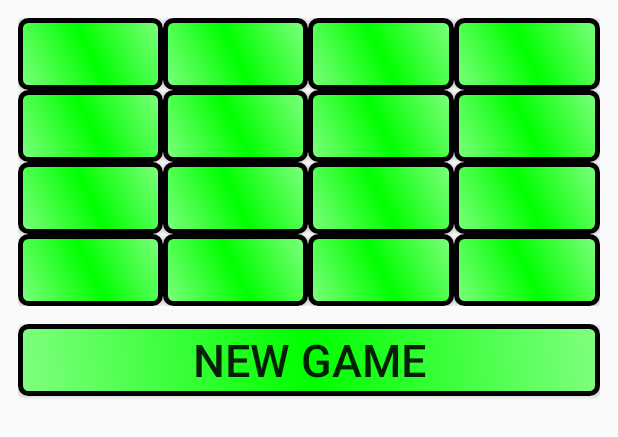
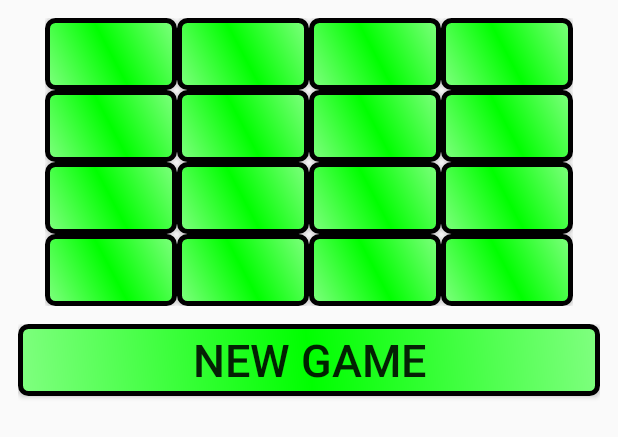
Before and after one commit to dev-fan/barley-break, an Android app: the layout activity_main.xml on its own in the app's theme, with its tools: preview values and no code run, on a phone screen of 412 x 824 dp. Shown: the top 437 px of the screen. Run offline under Robolectric (Android 15) with nearby library versions, the phone set to English and light mode, and no system bars.

Commit message:
Change layout field Linear to Relative

```diff
--- a/app/src/main/java/ua/dp/altermann/barley_break/MainActivity.java
+++ b/app/src/main/java/ua/dp/altermann/barley_break/MainActivity.java
@@ -9,6 +9,7 @@ import android.view.View;
 import android.view.ViewGroup;
 import android.widget.Button;
 import android.widget.LinearLayout;
+import android.widget.RelativeLayout;
 import android.widget.TextView;
 
 import java.util.ArrayList;
@@ -44,8 +45,8 @@ public class MainActivity extends Activity {
         stage.add((Button) findViewById(R.id.btn15));
         stage.add((Button) findViewById(R.id.btn16));
 
-        final LinearLayout llMain = (LinearLayout)findViewById(R.id.llMain);
-        final LinearLayout llField = (LinearLayout)findViewById(R.id.llField);
+        final LinearLayout llMain = (LinearLayout) findViewById(R.id.llMain);
+        final RelativeLayout llField = (RelativeLayout) findViewById(R.id.llField);
         llField.post(new Runnable() {
             @Override
             public void run() {
--- a/app/src/main/res/layout-land/activity_main.xml
+++ b/app/src/main/res/layout-land/activity_main.xml
@@ -11,192 +11,200 @@
     android:gravity="center_vertical|center_horizontal"
     android:id="@+id/llMain">
 
-    <LinearLayout
-        android:orientation="vertical"
+    <RelativeLayout
         android:layout_width="wrap_content"
-        android:layout_height="match_parent"
+        android:layout_height="wrap_content"
         android:id="@+id/llField">
-        <LinearLayout
-            android:layout_width="match_parent"
+
+        <Button
+            android:layout_width="wrap_content"
             android:layout_height="wrap_content"
-            android:gravity="center_horizontal">
-            <Button
-                android:layout_height="wrap_content"
-                android:layout_width="wrap_content"
             android:text=""
+            android:id="@+id/btn1"
             android:textStyle="bold"
             android:onClick="onMove"
-                android:id="@+id/btn1"
-                android:background="@drawable/button"
-                android:layout_weight="1">
-            </Button>
+            android:background="@drawable/button"/>
+
         <Button
+            android:layout_width="wrap_content"
             android:layout_height="wrap_content"
-                android:layout_width="wrap_content"
             android:text=""
+            android:id="@+id/btn2"
             android:textStyle="bold"
             android:onClick="onMove"
-                android:id="@+id/btn2"
             android:background="@drawable/button"
-                android:layout_weight="1">
-            </Button>
+            android:layout_alignParentTop="true"
+            android:layout_toRightOf="@+id/btn1"
+            android:layout_toEndOf="@+id/btn1" />
+
         <Button
+            android:layout_width="wrap_content"
             android:layout_height="wrap_content"
-                android:layout_width="wrap_content"
             android:text=""
+            android:id="@+id/btn3"
             android:textStyle="bold"
             android:onClick="onMove"
-                android:id="@+id/btn3"
             android:background="@drawable/button"
-                android:layout_weight="1">
-            </Button>
+            android:layout_alignBottom="@+id/btn2"
+            android:layout_toRightOf="@+id/btn2"
+            android:layout_toEndOf="@+id/btn2" />
+
         <Button
+            android:layout_width="wrap_content"
             android:layout_height="wrap_content"
-                android:layout_width="wrap_content"
             android:text=""
+            android:id="@+id/btn4"
             android:textStyle="bold"
             android:onClick="onMove"
-                android:id="@+id/btn4"
             android:background="@drawable/button"
-                android:layout_weight="1">
-            </Button>
-        </LinearLayout>
-        <LinearLayout
-            android:layout_width="match_parent"
+            android:layout_alignBottom="@+id/btn3"
+            android:layout_toRightOf="@+id/btn3"
+            android:layout_toEndOf="@+id/btn3" />
+
+        <Button
+            android:layout_width="wrap_content"
             android:layout_height="wrap_content"
-            android:gravity="center_horizontal">
-            <Button
-                android:layout_height="wrap_content"
-                android:layout_width="wrap_content"
             android:text=""
+            android:id="@+id/btn5"
             android:textStyle="bold"
             android:onClick="onMove"
-                android:id="@+id/btn5"
             android:background="@drawable/button"
-                android:layout_weight="1">
-            </Button>
+            android:layout_below="@+id/btn1"
+            android:layout_alignParentLeft="true"
+            android:layout_alignParentStart="true" />
+
         <Button
+            android:layout_width="wrap_content"
             android:layout_height="wrap_content"
-                android:layout_width="wrap_content"
             android:text=""
+            android:id="@+id/btn6"
             android:textStyle="bold"
             android:onClick="onMove"
-                android:id="@+id/btn6"
             android:background="@drawable/button"
-                android:layout_weight="1">
-            </Button>
+            android:layout_below="@+id/btn2"
+            android:layout_toRightOf="@+id/btn5"
+            android:layout_toEndOf="@+id/btn5" />
+
         <Button
+            android:layout_width="wrap_content"
             android:layout_height="wrap_content"
-                android:layout_width="wrap_content"
             android:text=""
+            android:id="@+id/btn7"
             android:textStyle="bold"
             android:onClick="onMove"
-                android:id="@+id/btn7"
             android:background="@drawable/button"
-                android:layout_weight="1">
-            </Button>
+            android:layout_below="@+id/btn3"
+            android:layout_toRightOf="@+id/btn6"
+            android:layout_toEndOf="@+id/btn6" />
+
         <Button
+            android:layout_width="wrap_content"
             android:layout_height="wrap_content"
-                android:layout_width="wrap_content"
             android:text=""
+            android:id="@+id/btn8"
             android:textStyle="bold"
             android:onClick="onMove"
-                android:id="@+id/btn8"
             android:background="@drawable/button"
-                android:layout_weight="1">
-            </Button>
-        </LinearLayout>
-        <LinearLayout
-            android:layout_width="match_parent"
+            android:layout_below="@+id/btn4"
+            android:layout_toRightOf="@+id/btn7"
+            android:layout_toEndOf="@+id/btn7" />
+
+        <Button
+            android:layout_width="wrap_content"
             android:layout_height="wrap_content"
-            android:gravity="center_horizontal">
-            <Button
-                android:layout_height="wrap_content"
-                android:layout_width="wrap_content"
             android:text=""
+            android:id="@+id/btn9"
             android:textStyle="bold"
             android:onClick="onMove"
-                android:id="@+id/btn9"
             android:background="@drawable/button"
-                android:layout_weight="1">
-            </Button>
+            android:layout_below="@+id/btn5"
+            android:layout_alignParentLeft="true"
+            android:layout_alignParentStart="true" />
+
         <Button
+            android:layout_width="wrap_content"
             android:layout_height="wrap_content"
-                android:layout_width="wrap_content"
             android:text=""
+            android:id="@+id/btn10"
             android:textStyle="bold"
             android:onClick="onMove"
-                android:id="@+id/btn10"
             android:background="@drawable/button"
-                android:layout_weight="1">
-            </Button>
+            android:layout_below="@+id/btn6"
+            android:layout_toRightOf="@+id/btn9"
+            android:layout_toEndOf="@+id/btn9" />
+
         <Button
+            android:layout_width="wrap_content"
             android:layout_height="wrap_content"
-                android:layout_width="wrap_content"
             android:text=""
+            android:id="@+id/btn11"
             android:textStyle="bold"
             android:onClick="onMove"
-                android:id="@+id/btn11"
             android:background="@drawable/button"
-                android:layout_weight="1">
-            </Button>
+            android:layout_below="@+id/btn7"
+            android:layout_toRightOf="@+id/btn10"
+            android:layout_toEndOf="@+id/btn10" />
+
         <Button
+            android:layout_width="wrap_content"
             android:layout_height="wrap_content"
-                android:layout_width="wrap_content"
             android:text=""
+            android:id="@+id/btn12"
             android:textStyle="bold"
             android:onClick="onMove"
-                android:id="@+id/btn12"
             android:background="@drawable/button"
-                android:layout_weight="1">
-            </Button>
-        </LinearLayout>
-        <LinearLayout
-            android:layout_width="match_parent"
+            android:layout_below="@+id/btn8"
+            android:layout_toRightOf="@+id/btn11"
+            android:layout_toEndOf="@+id/btn11" />
+
+        <Button
+            android:layout_width="wrap_content"
             android:layout_height="wrap_content"
-            android:gravity="center_horizontal">
-            <Button
-                android:layout_height="wrap_content"
-                android:layout_width="wrap_content"
             android:text=""
+            android:id="@+id/btn13"
             android:textStyle="bold"
             android:onClick="onMove"
-                android:id="@+id/btn13"
             android:background="@drawable/button"
-                android:layout_weight="1">
-            </Button>
+            android:layout_below="@+id/btn9"
+            android:layout_alignParentLeft="true"
+            android:layout_alignParentStart="true" />
+
         <Button
+            android:layout_width="wrap_content"
             android:layout_height="wrap_content"
-                android:layout_width="wrap_content"
             android:text=""
+            android:id="@+id/btn14"
             android:textStyle="bold"
             android:onClick="onMove"
-                android:id="@+id/btn14"
             android:background="@drawable/button"
-                android:layout_weight="1">
-            </Button>
+            android:layout_below="@+id/btn10"
+            android:layout_toRightOf="@+id/btn13"
+            android:layout_toEndOf="@+id/btn13" />
+
         <Button
+            android:layout_width="wrap_content"
             android:layout_height="wrap_content"
-                android:layout_width="wrap_content"
             android:text=""
+            android:id="@+id/btn15"
             android:textStyle="bold"
             android:onClick="onMove"
-                android:id="@+id/btn15"
             android:background="@drawable/button"
-                android:layout_weight="1">
-            </Button>
+            android:layout_below="@+id/btn11"
+            android:layout_toRightOf="@+id/btn14"
+            android:layout_toEndOf="@+id/btn14" />
+
         <Button
+            android:layout_width="wrap_content"
             android:layout_height="wrap_content"
-                android:layout_width="wrap_content"
             android:text=""
+            android:id="@+id/btn16"
             android:textStyle="bold"
             android:onClick="onMove"
-                android:id="@+id/btn16"
             android:background="@drawable/button"
-                android:layout_weight="1">
-            </Button>
-        </LinearLayout>
-    </LinearLayout>
+            android:layout_below="@+id/btn12"
+            android:layout_toRightOf="@+id/btn15"
+            android:layout_toEndOf="@+id/btn15" />
+    </RelativeLayout>
     <LinearLayout
         android:layout_width="match_parent"
         android:layout_height="wrap_content"
--- a/app/src/main/res/layout/activity_main.xml
+++ b/app/src/main/res/layout/activity_main.xml
@@ -11,192 +11,201 @@
     android:gravity="center_horizontal"
     android:id="@+id/llMain">
 
-    <LinearLayout
-        android:orientation="vertical"
-        android:layout_width="match_parent"
+    <RelativeLayout
+        android:layout_width="wrap_content"
         android:layout_height="wrap_content"
         android:id="@+id/llField">
-        <LinearLayout
-            android:layout_width="match_parent"
+
+        <Button
+            android:layout_width="wrap_content"
             android:layout_height="wrap_content"
-            android:gravity="center_horizontal">
-            <Button
-                android:layout_height="wrap_content"
-                android:layout_width="wrap_content"
             android:text=""
+            android:id="@+id/btn1"
             android:textStyle="bold"
             android:onClick="onMove"
-                android:id="@+id/btn1"
-                android:background="@drawable/button"
-                android:layout_weight="1">
-            </Button>
+            android:background="@drawable/button"/>
+
         <Button
+            android:layout_width="wrap_content"
             android:layout_height="wrap_content"
-                android:layout_width="wrap_content"
             android:text=""
+            android:id="@+id/btn2"
             android:textStyle="bold"
             android:onClick="onMove"
-                android:id="@+id/btn2"
             android:background="@drawable/button"
-                android:layout_weight="1">
-            </Button>
+            android:layout_alignParentTop="true"
+            android:layout_toRightOf="@+id/btn1"
+            android:layout_toEndOf="@+id/btn1" />
+
         <Button
+            android:layout_width="wrap_content"
             android:layout_height="wrap_content"
-                android:layout_width="wrap_content"
             android:text=""
+            android:id="@+id/btn3"
             android:textStyle="bold"
             android:onClick="onMove"
-                android:id="@+id/btn3"
             android:background="@drawable/button"
-                android:layout_weight="1">
-            </Button>
+            android:layout_alignBottom="@+id/btn2"
+            android:layout_toRightOf="@+id/btn2"
+            android:layout_toEndOf="@+id/btn2" />
+
         <Button
+            android:layout_width="wrap_content"
             android:layout_height="wrap_content"
-                android:layout_width="wrap_content"
             android:text=""
+            android:id="@+id/btn4"
             android:textStyle="bold"
             android:onClick="onMove"
-                android:id="@+id/btn4"
             android:background="@drawable/button"
-                android:layout_weight="1">
-            </Button>
-        </LinearLayout>
-        <LinearLayout
-            android:layout_width="match_parent"
+            android:layout_alignBottom="@+id/btn3"
+            android:layout_toRightOf="@+id/btn3"
+            android:layout_toEndOf="@+id/btn3" />
+
+        <Button
+            android:layout_width="wrap_content"
             android:layout_height="wrap_content"
-            android:gravity="center_horizontal">
-            <Button
-                android:layout_height="wrap_content"
-                android:layout_width="wrap_content"
             android:text=""
+            android:id="@+id/btn5"
             android:textStyle="bold"
             android:onClick="onMove"
-                android:id="@+id/btn5"
             android:background="@drawable/button"
-                android:layout_weight="1">
-            </Button>
+            android:layout_below="@+id/btn1"
+            android:layout_alignParentLeft="true"
+            android:layout_alignParentStart="true" />
+
         <Button
+            android:layout_width="wrap_content"
             android:layout_height="wrap_content"
-                android:layout_width="wrap_content"
             android:text=""
+            android:id="@+id/btn6"
             android:textStyle="bold"
             android:onClick="onMove"
-                android:id="@+id/btn6"
             android:background="@drawable/button"
-                android:layout_weight="1">
-            </Button>
+            android:layout_below="@+id/btn2"
+            android:layout_toRightOf="@+id/btn5"
+            android:layout_toEndOf="@+id/btn5" />
+
         <Button
+            android:layout_width="wrap_content"
             android:layout_height="wrap_content"
-                android:layout_width="wrap_content"
             android:text=""
+            android:id="@+id/btn7"
             android:textStyle="bold"
             android:onClick="onMove"
-                android:id="@+id/btn7"
             android:background="@drawable/button"
-                android:layout_weight="1">
-            </Button>
+            android:layout_below="@+id/btn3"
+            android:layout_toRightOf="@+id/btn6"
+            android:layout_toEndOf="@+id/btn6" />
+
         <Button
+            android:layout_width="wrap_content"
             android:layout_height="wrap_content"
-                android:layout_width="wrap_content"
             android:text=""
+            android:id="@+id/btn8"
             android:textStyle="bold"
             android:onClick="onMove"
-                android:id="@+id/btn8"
             android:background="@drawable/button"
-                android:layout_weight="1">
-            </Button>
-        </LinearLayout>
-        <LinearLayout
-            android:layout_width="match_parent"
+            android:layout_below="@+id/btn4"
+            android:layout_toRightOf="@+id/btn7"
+            android:layout_toEndOf="@+id/btn7" />
+
+        <Button
+            android:layout_width="wrap_content"
             android:layout_height="wrap_content"
-            android:gravity="center_horizontal">
-            <Button
-                android:layout_height="wrap_content"
-                android:layout_width="wrap_content"
             android:text=""
+            android:id="@+id/btn9"
             android:textStyle="bold"
             android:onClick="onMove"
-                android:id="@+id/btn9"
             android:background="@drawable/button"
-                android:layout_weight="1">
-            </Button>
+            android:layout_below="@+id/btn5"
+            android:layout_alignParentLeft="true"
+            android:layout_alignParentStart="true" />
+
         <Button
+            android:layout_width="wrap_content"
             android:layout_height="wrap_content"
-                android:layout_width="wrap_content"
             android:text=""
+            android:id="@+id/btn10"
             android:textStyle="bold"
             android:onClick="onMove"
-                android:id="@+id/btn10"
             android:background="@drawable/button"
-                android:layout_weight="1">
-            </Button>
+            android:layout_below="@+id/btn6"
+            android:layout_toRightOf="@+id/btn9"
+            android:layout_toEndOf="@+id/btn9" />
+
         <Button
+            android:layout_width="wrap_content"
             android:layout_height="wrap_content"
-                android:layout_width="wrap_content"
             android:text=""
+            android:id="@+id/btn11"
             android:textStyle="bold"
             android:onClick="onMove"
-                android:id="@+id/btn11"
             android:background="@drawable/button"
-                android:layout_weight="1">
-            </Button>
+            android:layout_below="@+id/btn7"
+            android:layout_toRightOf="@+id/btn10"
+            android:layout_toEndOf="@+id/btn10" />
+
         <Button
+            android:layout_width="wrap_content"
             android:layout_height="wrap_content"
-                android:layout_width="wrap_content"
             android:text=""
+            android:id="@+id/btn12"
             android:textStyle="bold"
             android:onClick="onMove"
-                android:id="@+id/btn12"
             android:background="@drawable/button"
-                android:layout_weight="1">
-            </Button>
-        </LinearLayout>
-        <LinearLayout
-            android:layout_width="match_parent"
+            android:layout_below="@+id/btn8"
+            android:layout_toRightOf="@+id/btn11"
+            android:layout_toEndOf="@+id/btn11" />
+
+        <Button
+            android:layout_width="wrap_content"
             android:layout_height="wrap_content"
-            android:gravity="center_horizontal">
-            <Button
-                android:layout_height="wrap_content"
-                android:layout_width="wrap_content"
             android:text=""
+            android:id="@+id/btn13"
             android:textStyle="bold"
             android:onClick="onMove"
-                android:id="@+id/btn13"
             android:background="@drawable/button"
-                android:layout_weight="1">
-            </Button>
+            android:layout_below="@+id/btn9"
+            android:layout_alignParentLeft="true"
+            android:layout_alignParentStart="true" />
+
         <Button
+            android:layout_width="wrap_content"
             android:layout_height="wrap_content"
-                android:layout_width="wrap_content"
             android:text=""
+            android:id="@+id/btn14"
             android:textStyle="bold"
             android:onClick="onMove"
-                android:id="@+id/btn14"
             android:background="@drawable/button"
-                android:layout_weight="1">
-            </Button>
+            android:layout_below="@+id/btn10"
+            android:layout_toRightOf="@+id/btn13"
+            android:layout_toEndOf="@+id/btn13" />
+
         <Button
+            android:layout_width="wrap_content"
             android:layout_height="wrap_content"
-                android:layout_width="wrap_content"
             android:text=""
+            android:id="@+id/btn15"
             android:textStyle="bold"
             android:onClick="onMove"
-                android:id="@+id/btn15"
             android:background="@drawable/button"
-                android:layout_weight="1">
-            </Button>
+            android:layout_below="@+id/btn11"
+            android:layout_toRightOf="@+id/btn14"
+            android:layout_toEndOf="@+id/btn14" />
+
         <Button
+            android:layout_width="wrap_content"
             android:layout_height="wrap_content"
-                android:layout_width="wrap_content"
             android:text=""
+            android:id="@+id/btn16"
             android:textStyle="bold"
             android:onClick="onMove"
-                android:id="@+id/btn16"
             android:background="@drawable/button"
-                android:layout_weight="1">
-            </Button>
-        </LinearLayout>
-    </LinearLayout>
+            android:layout_below="@+id/btn12"
+            android:layout_toRightOf="@+id/btn15"
+            android:layout_toEndOf="@+id/btn15" />
+    </RelativeLayout>
+
     <LinearLayout
         android:layout_width="match_parent"
         android:layout_height="wrap_content"
```
Lines whose indentation alone changed are shown as unchanged.
